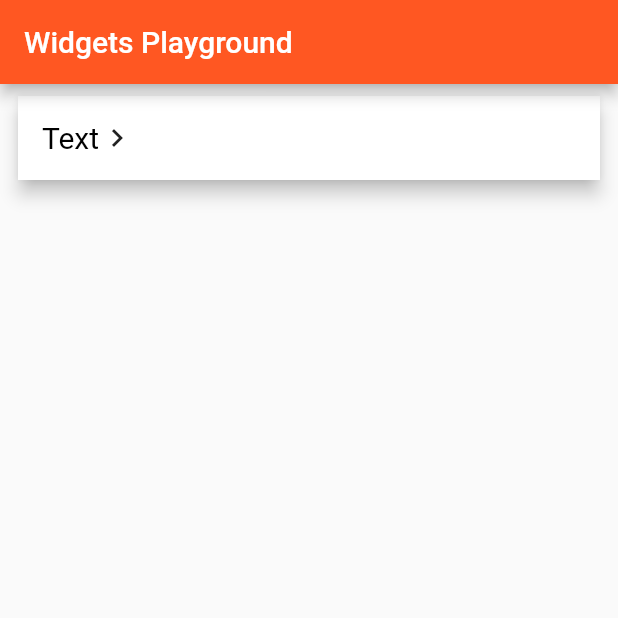
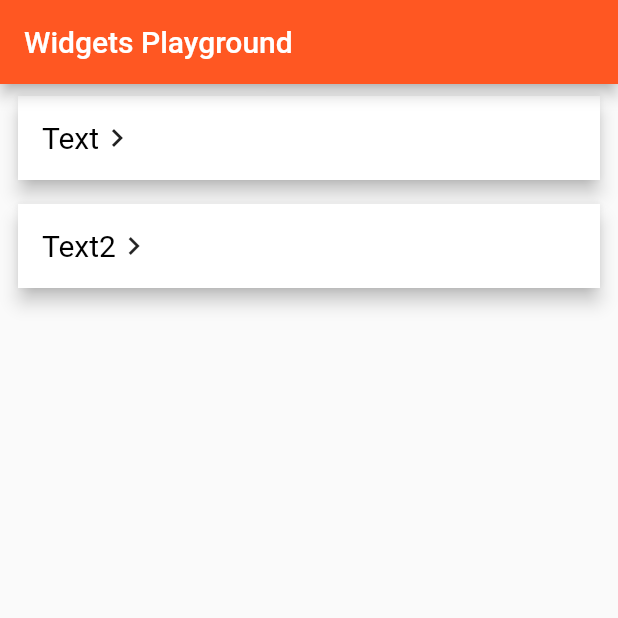
Before and after one commit to ckarthickit/flutter-samples, a Flutter app: the screen it shows after launch, on a phone screen of 412 x 824 dp, the top half of it. Run offline on Flutter 3.47's test engine with Material 2 defaults, Android fonts, the phone set to English and light mode, and no system bars.

Commit message:
Using Maps to Map a ListItem to route

```diff
--- a/flutter_widgets/lib/main.dart
+++ b/flutter_widgets/lib/main.dart
@@ -1,12 +1,23 @@
 import 'package:flutter/material.dart';
 import 'package:flutter_widgets/text_widget.dart';
 
-var widgetList = ['Text'];
+var widgetNames = [
+  'Text',
+  'Text2',
+  ];
+var widgets = [
+  (BuildContext context) => TextWidget(),
+  (BuildContext context) => TextWidget(),
+  ];
 
 void main() => runApp(WidgetApp());
 
-  class WidgetApp extends StatelessWidget {
+class WidgetApp extends StatelessWidget {
     Widget build(BuildContext context) {
+      Map<String,WidgetBuilder> widgetRoutes = Map.fromIterables(widgetNames, widgets);
+      for(int i=0; i< widgetNames.length; i++) {
+
+      }
       return MaterialApp(
         title: "Flutter Widgets Demo",
         debugShowCheckedModeBanner: false,
@@ -14,9 +25,7 @@ void main() => runApp(WidgetApp());
           primarySwatch: Colors.deepOrange
         ),
         home: WidgetHome(),
-        routes: <String,WidgetBuilder>{
-          widgetList[0] : (BuildContext context) => TextWidget(),
-        },
+        routes: widgetRoutes,
       );
     }
   }
@@ -25,19 +34,19 @@ void main() => runApp(WidgetApp());
 
     @override
     Widget build(BuildContext context) {
-      print('Building $widgetList');
+      print('Building $widgetNames');
       return new Scaffold(
         appBar: AppBar(
           title: Text("Widgets Playground"),
         ),
         body: new ListView.builder(
-          itemCount: widgetList.length,
+          itemCount: widgetNames.length,
           itemBuilder: (build, index){
             return Padding(
               padding: const EdgeInsets.symmetric(horizontal: 8.0, vertical: 4.0),
               child: InkWell(
                 onTap: (){
-                  Navigator.of(context).pushNamed('${widgetList[index]}');
+                  Navigator.of(context).pushNamed('${widgetNames[index]}');
                 },
                 child: Card(
                   elevation: 5.0,
@@ -47,7 +56,7 @@ void main() => runApp(WidgetApp());
                     padding: EdgeInsets.all(16.0),
                     child: Row(
                       children: <Widget>[
-                        Text(widgetList[index], style: TextStyle(color: Colors.black, fontSize: 20.0),),
+                        Text(widgetNames[index], style: TextStyle(color: Colors.black, fontSize: 20.0),),
                         Icon(Icons.keyboard_arrow_right)
                       ],
                     ),
```
